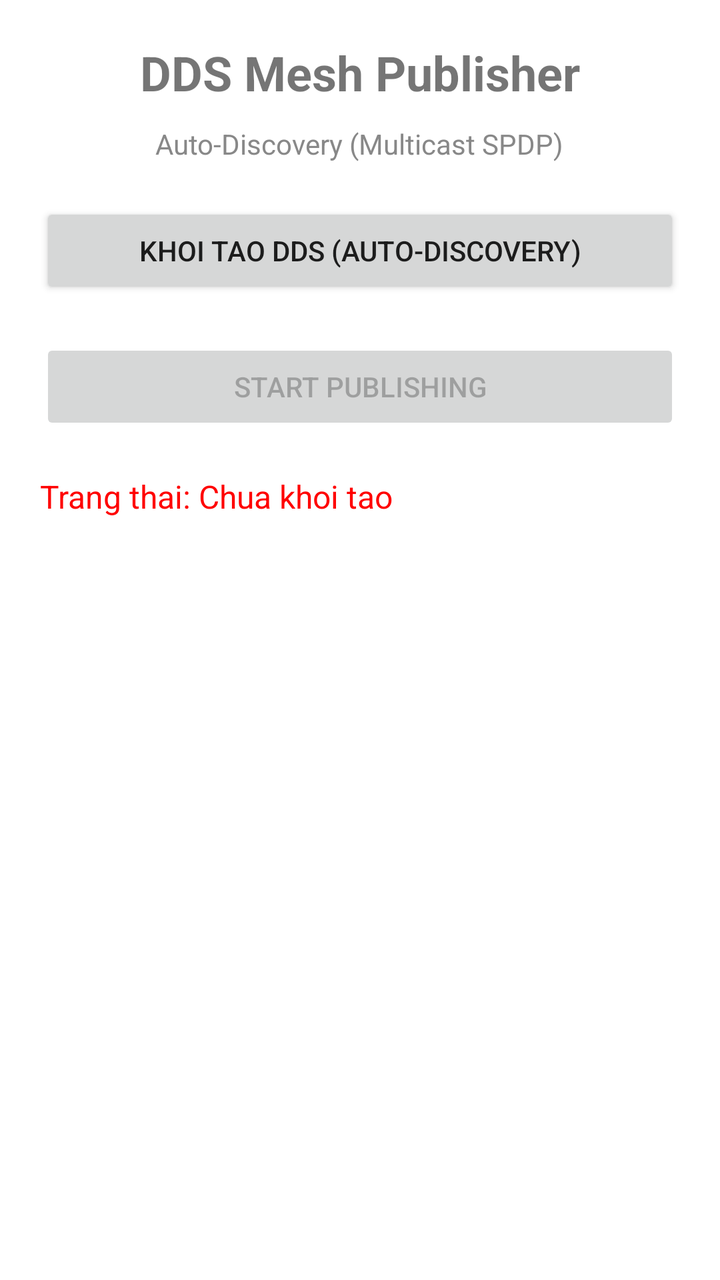
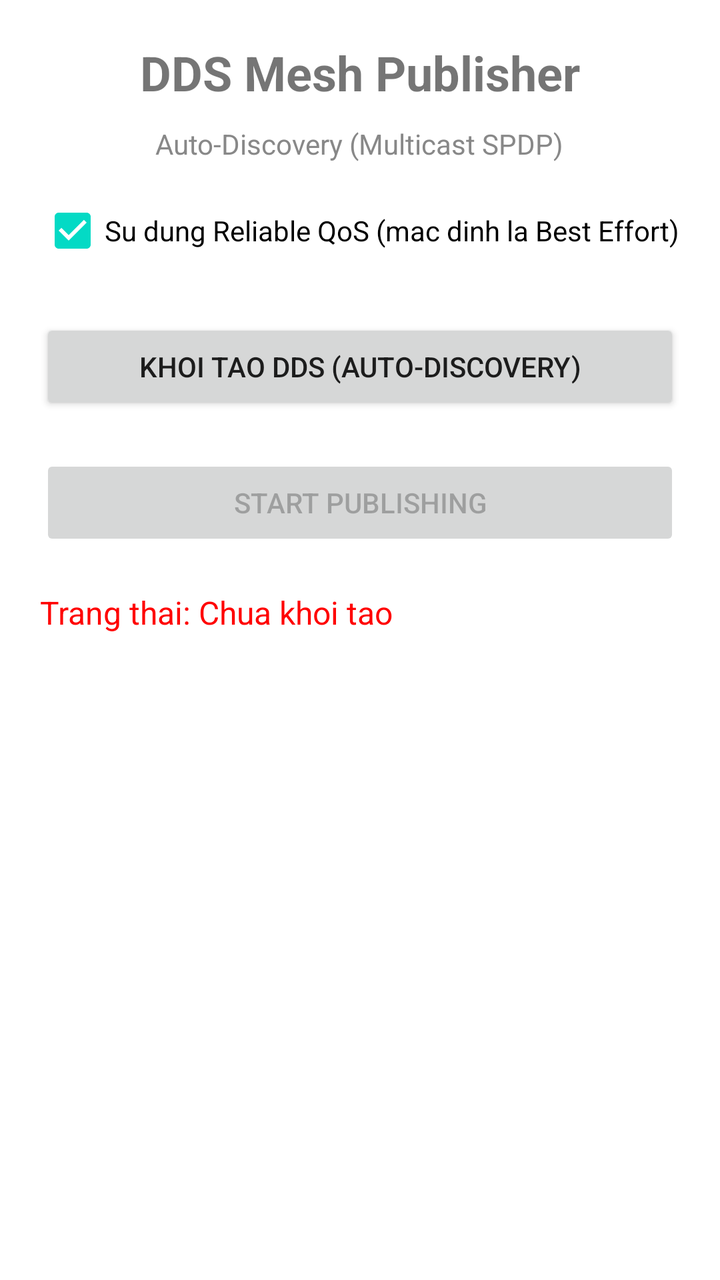

An Android layout rendered at two revisions. The XML below is the earlier revision; the diff shows what the commit changed to produce the second picture.
<!-- AndroidManifest.xml: application theme Theme.ddsdemo -->
<!-- res/layout/activity_main.xml -->
<?xml version="1.0" encoding="utf-8"?>
<LinearLayout xmlns:android="http://schemas.android.com/apk/res/android"
    android:layout_width="match_parent"
    android:layout_height="match_parent"
    android:orientation="vertical"
    android:padding="20dp"
    android:gravity="center_horizontal">

    <TextView
        android:layout_width="wrap_content"
        android:layout_height="wrap_content"
        android:text="DDS Mesh Publisher"
        android:textSize="24sp"
        android:textStyle="bold"
        android:layout_marginBottom="10dp"/>

    <TextView
        android:layout_width="wrap_content"
        android:layout_height="wrap_content"
        android:text="Auto-Discovery (Multicast SPDP)"
        android:textSize="14sp"
        android:textColor="#888888"
        android:layout_marginBottom="20dp"/>

    <Button
        android:id="@+id/btnConnect"
        android:layout_width="match_parent"
        android:layout_height="wrap_content"
        android:text="Khoi tao DDS (Auto-Discovery)"
        android:layout_marginBottom="20dp"/>

    <Button
        android:id="@+id/btnStartPublish"
        android:layout_width="match_parent"
        android:layout_height="wrap_content"
        android:text="Start Publishing"
        android:enabled="false"
        android:layout_marginBottom="20dp"/>

    <TextView
        android:id="@+id/tvStatus"
        android:layout_width="match_parent"
        android:layout_height="wrap_content"
        android:text="Trang thai: Chua khoi tao"
        android:textSize="16sp"
        android:textColor="#FF0000"/>
</LinearLayout>
<!-- resources referenced by this layout -->
<resources>
  <style name="Theme.ddsdemo" parent="Theme.MaterialComponents.DayNight.DarkActionBar">
          
          <item name="colorPrimary">@color/purple_500</item>
          <item name="colorPrimaryVariant">@color/purple_700</item>
          <item name="colorOnPrimary">@color/white</item>
          
          <item name="colorSecondary">@color/teal_200</item>
          <item name="colorSecondaryVariant">@color/teal_700</item>
          <item name="colorOnSecondary">@color/black</item>
          
          <item name="android:statusBarColor">?attr/colorPrimaryVariant</item>
          
      </style>
  <color name="purple_500">#FF6200EE</color>
  <color name="purple_700">#FF3700B3</color>
  <color name="white">#FFFFFFFF</color>
  <color name="teal_200">#FF03DAC5</color>
  <color name="teal_700">#FF018786</color>
  <color name="black">#FF000000</color>
</resources>

<!-- the commit's change to res/layout/activity_main.xml (unified diff, before → after) -->
@@ -20,6 +20,14 @@
         android:text="Auto-Discovery (Multicast SPDP)"
         android:textSize="14sp"
         android:textColor="#888888"
+        android:layout_marginBottom="10dp"/>
+
+    <CheckBox
+        android:id="@+id/cbReliable"
+        android:layout_width="wrap_content"
+        android:layout_height="wrap_content"
+        android:text="Su dung Reliable QoS (mac dinh la Best Effort)"
+        android:checked="true"
         android:layout_marginBottom="20dp"/>
 
     <Button
